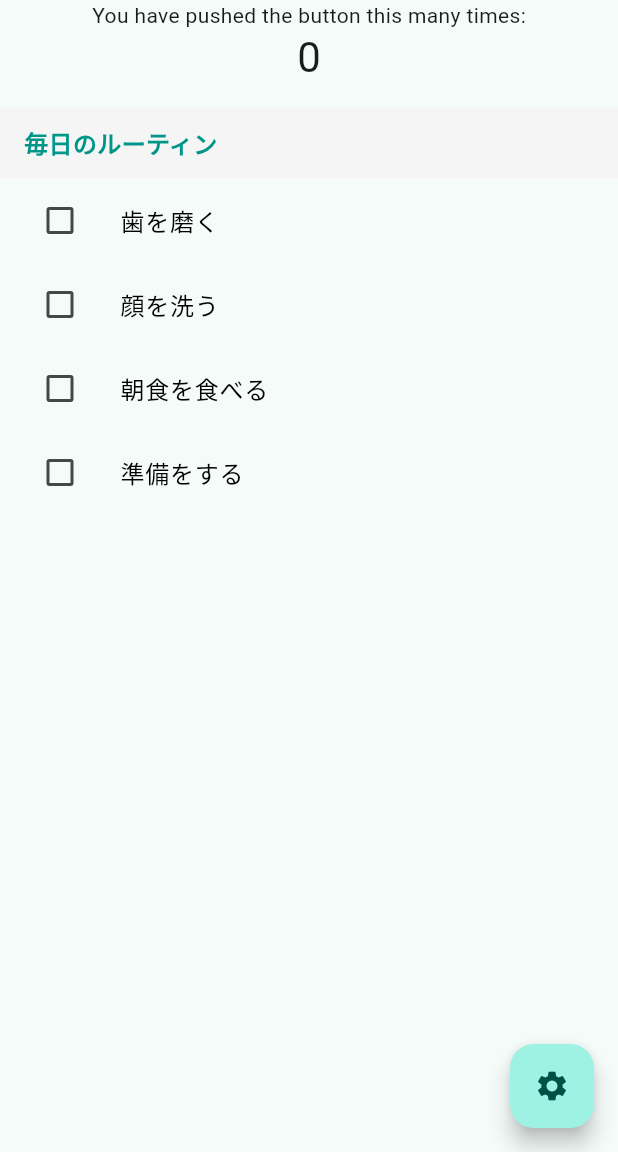
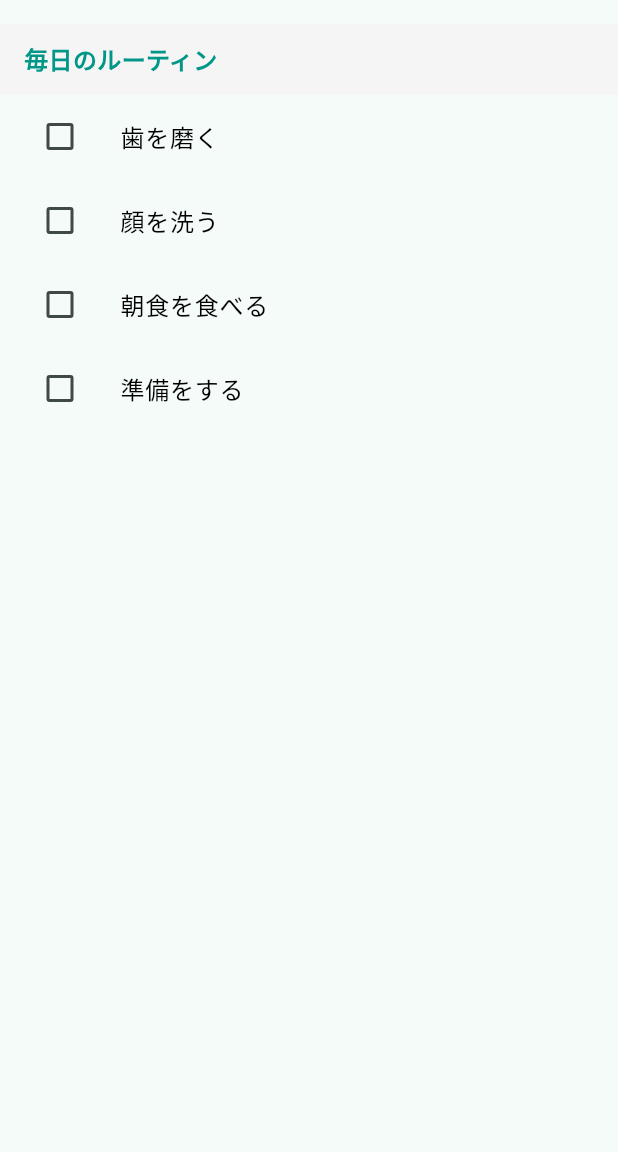
Before and after one commit to kenji-uematsu/morning_routine_app, a Flutter app: the screen it shows after launch, on a phone screen of 412 x 824 dp, the part 84-1236 px from its top. Run offline on Flutter 3.47's test engine with Material 3 defaults, Android fonts, the phone set to English and light mode, and no system bars.

Commit message:
不必要なものを削除

```diff
--- a/lib/main.dart
+++ b/lib/main.dart
@@ -63,8 +63,6 @@
 }
 
 class _MyHomePageState extends State<MyHomePage> {
-  int _counter = 0;
-
   // タスクリストを追加
   final List<Task> _tasks = [
     Task('歯を磨く', period: TaskPeriod.daily),
@@ -73,12 +71,6 @@
     Task('準備をする', period: TaskPeriod.daily),
     // 追加でweeklyやmonthlyのタスクがあれば、それらも明示的に期間を指定
   ];
-
-  void _incrementCounter() {
-    setState(() {
-      _counter++;
-    });
-  }
 
   // タスクの完了状態を切り替える関数
   void _toggleTaskCompletion(int index) {
@@ -130,20 +122,6 @@
       ),
       body: ListView(
         children: [
-          // カウンター部分（既存のまま）
-          Center(
-            child: Column(
-              mainAxisAlignment: MainAxisAlignment.center,
-              children: <Widget>[
-                const Text('You have pushed the button this many times:'),
-                Text(
-                  '$_counter',
-                  style: Theme.of(context).textTheme.headlineMedium,
-                ),
-              ],
-            ),
-          ),
-
           // 毎日のタスクセクション
           if (dailyTasks.isNotEmpty) ...[
             const SizedBox(height: 16),
@@ -165,11 +143,6 @@
             ...monthlyTasks.map((task) => _buildTaskItem(task)),
           ],
         ],
-      ),
-      floatingActionButton: FloatingActionButton(
-        onPressed: _openSettings,
-        tooltip: '設定',
-        child: const Icon(Icons.settings),
       ),
     );
   }
```
